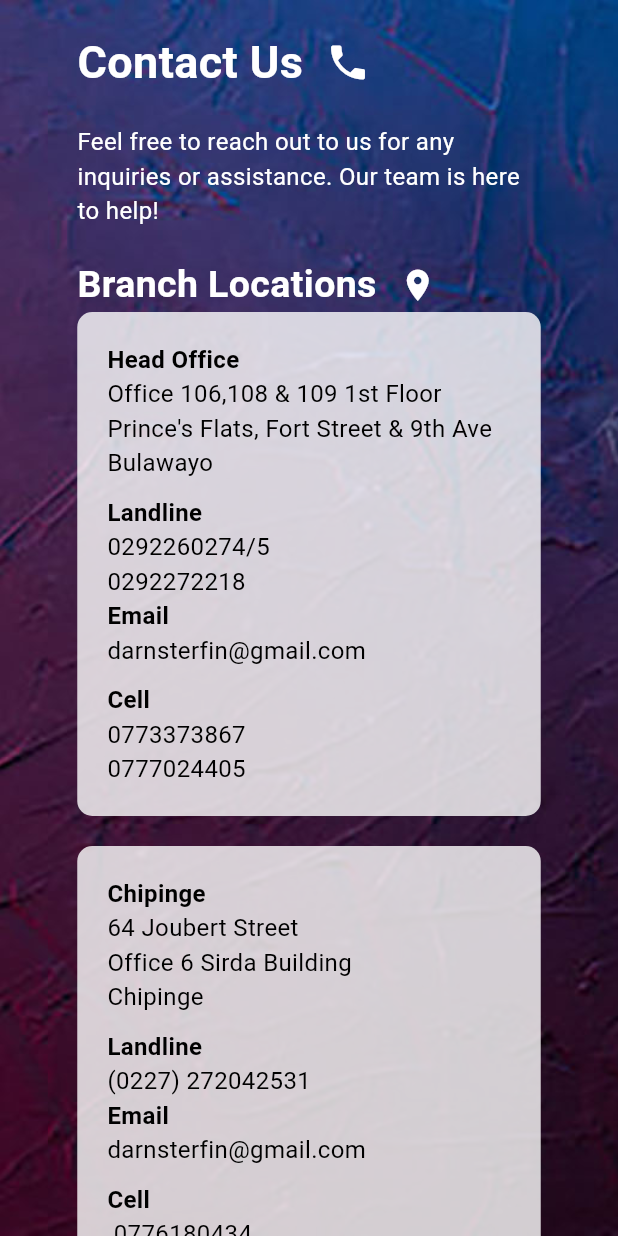
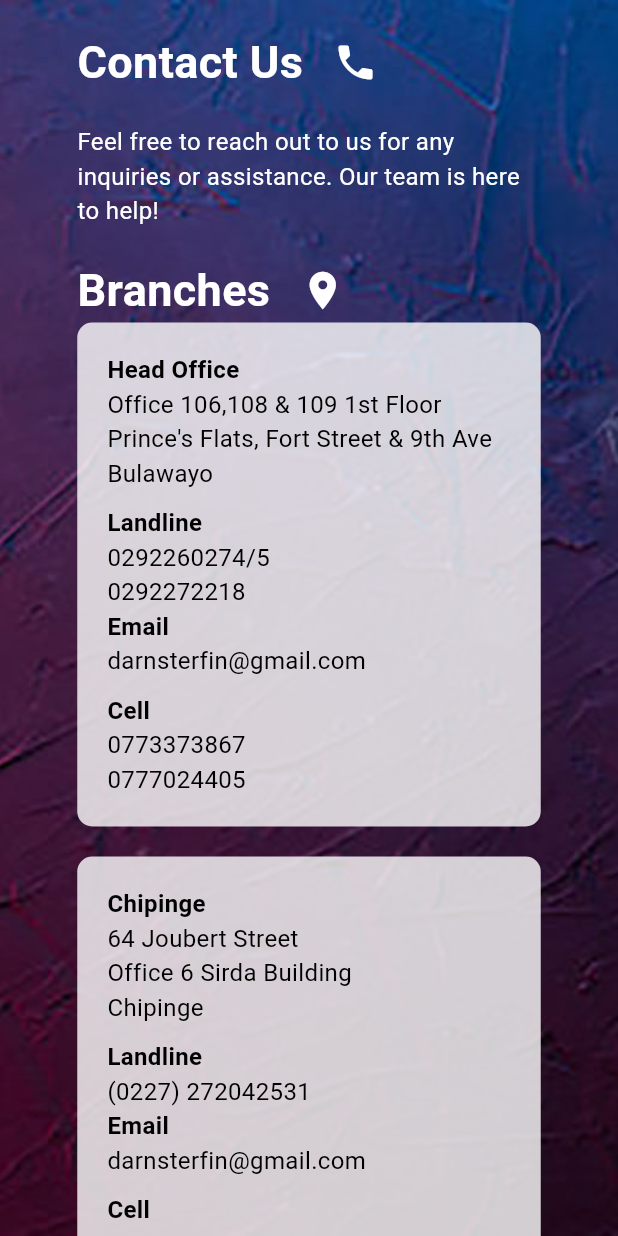
Before and after one commit to Tsakane-M/DarnsterFinance, a Flutter app: the ContactScreen screen opened directly, on a phone screen of 412 x 824 dp. Run offline on Flutter 3.47's test engine with Material 3 defaults, Android fonts, the phone set to English and light mode, and no system bars; our stand-ins replace auto_route, bloc, carousel_slider, dio, flutter_bloc, flutter_secure_storage and 4 more; missing offline and left inert: dart:html; accounts and stored records are empty; generated files the repository leaves out were written again; Roboto replaces fonts that are missing (Arial Arabic, Arial Arabic Bold).

Commit message:
house cleaning

```diff
--- a/lib/core/color/colors.dart
+++ b/lib/core/color/colors.dart
@@ -8,6 +8,8 @@ const Color textColor = Color(0xFF2B2B2B);
 const Color lightgrayColor = Color(0x44948282);
 const Color whiteColor = Color(0xFFFFFFFF);
 const Color blackColor = Color(0xFF2B2B2B);
+const Color lightOrangeColor = Color(0xFFE6D7AE);
+
 // Color kCyanColor = const Color(0xFF08F7FE);
 // const btnColor = Color(0xFF4E5E80);
 // const defaultPadding = 200.0;
--- a/lib/core/util/strings.dart
+++ b/lib/core/util/strings.dart
@@ -5,6 +5,7 @@ String services = 'SERVICES';
 String about = 'ABOUT';
 String contact = 'CONTACT';
 
+//home page
 String mainTitleText = 'ARE YOU SETTLED\nWITH ALL YOUR\nFINANCIAL NEEDS?';
 String mainSubtitleText =
     'We offer 30 day loans,\nefficient and affordable access to cash.';
@@ -12,7 +13,7 @@ String mainButtonText = 'LEARN MORE';
 
 String freedomTitleText = 'IT\'S SIMPLE\nAND INSTANT';
 String freedomSubtitleText =
-    'Get a loan in a few easy steps. Just cash in your hands\nwithin 24 hours.';
+    'Get a loan in a few easy steps. Cash in your hands\nwithin 24 hours.';
 String freedomButtonText = 'GET A LOAN';
 
 String worriesTitleText = 'DO YOU NEED\nHELP?';
@@ -20,6 +21,17 @@ String worriesSubtitleText =
     'Let us assist you in getting over the end of the month\nhurdle.We are a Financial Services provider and can\nassist you with quick loans to help your cashflow.';
 String worriesButtonText = 'CONTACT US';
 
+//contact page
+String contactUs = 'Contact Us';
+String reachOut =
+    'Feel free to reach out to us for any inquiries or assistance. Our team is here to help!';
+String branchLocations = 'Branches';
+String sendUSMessage = 'Send us a message';
+String name = 'Name';
+String email = 'Email';
+String message = 'Message';
+String send = 'Send';
+
 //assets
 String darnsterFinanceLogo = 'assets/images/darnster_logo.png';
 String mainImage = 'assets/images/main_image.jpg';
--- a/lib/dimensions/dimensions.dart
+++ b/lib/dimensions/dimensions.dart
@@ -3,6 +3,8 @@
 
 abstract class Dimensions {
   // Default definition
+  static const double zero = 0;
+  static const double minute = 2.0;
   static const double extraExtraSmall = 4.0;
   static const double extraSmall = 8.0;
   static const double smallHalved = 6.0;
--- a/lib/pages/contact/contact_screen.dart
+++ b/lib/pages/contact/contact_screen.dart
@@ -1,8 +1,10 @@
 // ignore_for_file: prefer_const_constructors
 
 import 'package:flutter/material.dart';
+import '../../core/color/colors.dart';
 import '../../core/theme/app_theme.dart';
 import '../../core/util/strings.dart';
+import '../../dimensions/dimensions.dart';
 import 'branch.dart';
 
 class ContactScreen extends StatelessWidget {
@@ -22,92 +24,97 @@ class ContactScreen extends StatelessWidget {
           SingleChildScrollView(
             child: Padding(
               padding: EdgeInsets.symmetric(
-                  horizontal: size.width / 8, vertical: 20),
+                horizontal: size.width / 8,
+                vertical: Dimensions.medium,
+              ),
               child: Column(
                 crossAxisAlignment: CrossAxisAlignment.start,
                 children: <Widget>[
                   Row(
                     children: <Widget>[
                       Text(
-                        'Contact Us',
+                        contactUs,
                         style: Theme.of(context).homeTitleTextStyle.copyWith(
-                              color: Colors.white,
+                              color: whiteColor,
                               fontSize: 30,
                             ),
                       ),
-                      SizedBox(width: 15),
+                      SizedBox(width: Dimensions.medium),
                       Icon(
                         Icons.phone,
-                        color: Colors.white,
-                        size: 30,
+                        color: whiteColor,
+                        size: Dimensions.large,
                       ),
                     ],
                   ),
                   SizedBox(height: 20),
                   Text(
-                    'Feel free to reach out to us for any inquiries or assistance. Our team is here to help!',
-                    style: TextStyle(fontSize: 16, color: Colors.white),
+                    reachOut,
+                    style: TextStyle(
+                      fontSize: Dimensions.regular,
+                      color: whiteColor,
+                    ),
                   ),
-                  SizedBox(height: 20),
+                  SizedBox(height: Dimensions.medium),
 
                   Row(
                     children: <Widget>[
                       Text(
-                        'Branch Locations',
+                        branchLocations,
                         style: Theme.of(context).homeTitleTextStyle.copyWith(
-                              color: Colors.white,
-                              fontSize: 25,
+                              color: whiteColor,
+                              fontSize: Dimensions.large,
                             ),
                       ),
-                      SizedBox(width: 15),
+                      SizedBox(width: Dimensions.medium),
                       Icon(
                         Icons.location_on,
-                        color: Colors.white,
-                        size: 25,
+                        color: whiteColor,
+                        size: Dimensions.large,
                       ),
                     ],
                   ),
                   //Branch Locations
                   Branch.headOffice(),
-                  const SizedBox(height: 20),
+                  const SizedBox(height: Dimensions.medium),
                   Branch.chipinge(),
-                  SizedBox(height: 20),
+                  SizedBox(height: Dimensions.medium),
 
                   // Contact Form
                   Container(
-                    padding: EdgeInsets.all(20),
+                    padding: EdgeInsets.all(Dimensions.medium),
                     decoration: BoxDecoration(
-                      color: Colors.white.withOpacity(0.8),
+                      color: whiteColor.withOpacity(0.8),
                       borderRadius: BorderRadius.circular(10),
                     ),
                     child: Column(
                       crossAxisAlignment: CrossAxisAlignment.start,
                       children: <Widget>[
                         Text(
-                          'Send us a message',
+                          sendUSMessage,
                           style: TextStyle(
-                            fontSize: 20,
+                            fontSize: Dimensions.medium,
                             fontWeight: FontWeight.bold,
                           ),
                         ),
-                        SizedBox(height: 20),
+                        SizedBox(height: Dimensions.medium),
                         TextFormField(
                           decoration: InputDecoration(
-                            labelText: 'Name',
+                            labelText: name,
                             border: OutlineInputBorder(),
                           ),
                         ),
-                        SizedBox(height: 20),
+                        SizedBox(height: Dimensions.medium),
                         TextFormField(
                           decoration: InputDecoration(
-                            labelText: 'Email',
+                            labelText: email,
                             border: OutlineInputBorder(),
                           ),
                         ),
-                        SizedBox(height: 20),
+                        SizedBox(height: Dimensions.medium),
                         TextFormField(
                           decoration: InputDecoration(
-                            labelText: 'Message',
+                            labelText: message,
                             border: OutlineInputBorder(),
                           ),
                           maxLines: 5,
@@ -115,7 +122,7 @@ class ContactScreen extends StatelessWidget {
                         SizedBox(height: 20),
                         ElevatedButton(
                           onPressed: () {},
-                          child: Text('Send'),
+                          child: Text(send),
                         ),
                       ],
                     ),
@@ -125,7 +132,7 @@ class ContactScreen extends StatelessWidget {
             ),
           ),
         ],
-
+      ),
     );
   }
 }
```
Also changed, not shown: lib/pages/home/home_screen.dart (+22 -12 lines), lib/pages/home/widgets/home_carousel_item.dart (+4 -5 lines).
